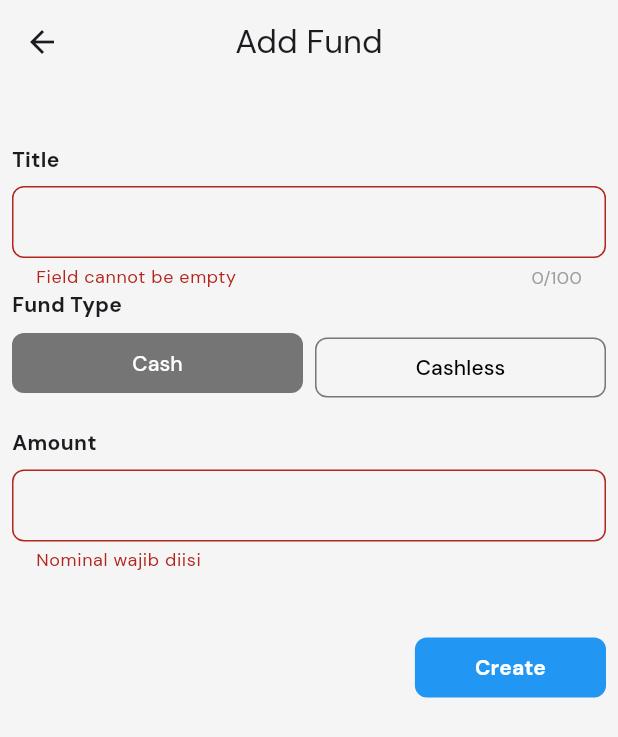
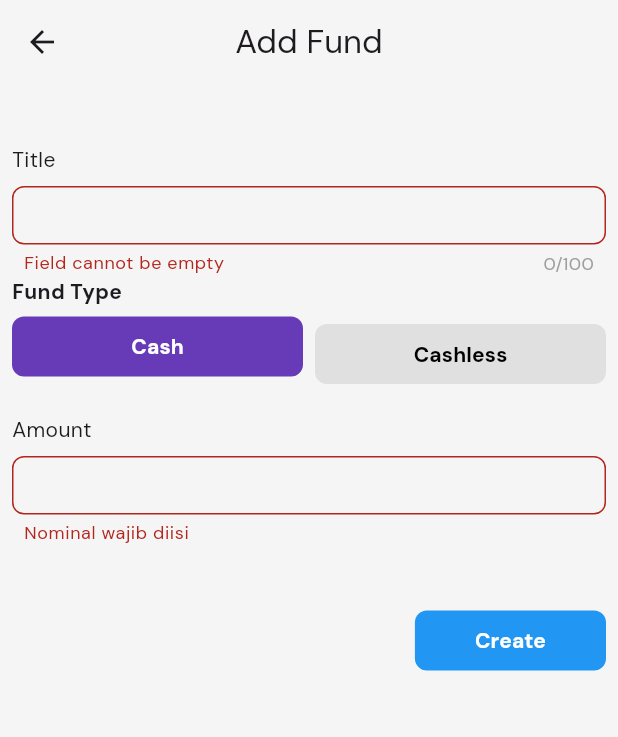
Before and after one commit to maouzal-pandu/Arus, a Flutter app: the AddFundView screen opened by its route, after a tap on "Create", on a phone screen of 412 x 824 dp. Shown: the top 737 px of the screen. Run offline on Flutter 3.47's test engine with Material 3 defaults, Android fonts, the phone set to English and light mode, and no system bars; our stand-ins replace drift, drift_flutter, get, google_fonts; accounts and stored records are empty; generated files the repository leaves out were written again.

Commit message:
style: change data form field and snackbar style

```diff
--- a/lib/app/components/data_form.dart
+++ b/lib/app/components/data_form.dart
@@ -4,22 +4,35 @@ import 'package:get/get.dart';
 Widget formInputFieldCol(String label, Widget inputField) => Column(
   crossAxisAlignment: CrossAxisAlignment.start,
   children: [
-    Text(label, style: TextStyle(fontWeight: FontWeight.bold)),
+    Text(label, style: TextStyle()),
     const SizedBox(height: 8),
     inputField,
   ],
 );
 
-InputDecoration formInputFieldDecoration() => InputDecoration(
-  isDense: true,
-  border: OutlineInputBorder(borderRadius: BorderRadius.circular(8)),
-);
+InputDecoration formInputFieldDecoration({bool isOptional = false}) =>
+    InputDecoration(
+      isDense: true,
+      isCollapsed: true,
+      contentPadding: EdgeInsets.symmetric(vertical: 7.5, horizontal: 4),
+      border: OutlineInputBorder(
+        borderRadius: BorderRadius.circular(8),
+        borderSide: BorderSide(color: Colors.grey),
+      ),
+      helper: isOptional
+          ? const Text(
+              'Optional',
+              style: TextStyle(color: Colors.grey, fontSize: 12),
+            )
+          : null,
+    );
 
 Widget formInputTypeRow<T>(
   Rx<T> selected,
   List<T> values,
   List<String> labels, {
   List<IconData>? icons,
+  List<Color>? colors,
 }) {
   assert(values.length == labels.length);
 
@@ -31,6 +44,7 @@ Widget formInputTypeRow<T>(
         void onTap() => selected.value = values[i];
         final label = labels[i];
         final icon = icons == null ? null : icons[i];
+        final color = colors != null ? colors[i] : null;
 
         return Expanded(
           child: isSelected
@@ -39,12 +53,15 @@ Widget formInputTypeRow<T>(
                   curve: Curves.easeOut,
                   transform: Matrix4.translationValues(
                     0,
-                    isSelected ? -3 : 0,
+                    isSelected ? -5 : 0,
                     0,
                   ),
                   child: FilledButton.icon(
                     onPressed: () => onTap,
-                    label: Text(label),
+                    label: Text(
+                      label,
+                      style: TextStyle(fontWeight: FontWeight.bold),
+                    ),
                     icon: icons == null ? const SizedBox.shrink() : Icon(icon),
                     style: ButtonStyle(
                       shape: WidgetStatePropertyAll(
@@ -53,7 +70,7 @@ Widget formInputTypeRow<T>(
                         ),
                       ),
                       backgroundColor: WidgetStatePropertyAll(
-                        Colors.grey.shade600,
+                        color ?? Colors.deepPurple,
                       ),
                     ),
                   ),
@@ -66,11 +83,20 @@ Widget formInputTypeRow<T>(
                     isSelected ? -3 : 0,
                     0,
                   ),
-                  child: OutlinedButton.icon(
+                  child: FilledButton.icon(
                     onPressed: onTap,
-                    label: Text(label, style: TextStyle(color: Colors.black)),
+                    label: Text(
+                      label,
+                      style: TextStyle(
+                        color: colors != null ? Colors.white : Colors.black,
+                        fontWeight: FontWeight.bold,
+                      ),
+                    ),
                     icon: icons == null ? const SizedBox.shrink() : Icon(icon),
                     style: ButtonStyle(
+                      backgroundColor: WidgetStatePropertyAll(
+                        color ?? Colors.grey.shade300,
+                      ),
                       shape: WidgetStatePropertyAll(
                         RoundedRectangleBorder(
                           borderRadius: BorderRadiusGeometry.circular(8),
--- a/lib/app/components/snackbar.dart
+++ b/lib/app/components/snackbar.dart
@@ -6,5 +6,6 @@ void showSnackbar(bool isTrue, String title, String message) {
     title,
     message,
     backgroundColor: isTrue ? Colors.blue : Colors.red,
+    colorText: const Color(0xffffffff),
   );
 }
```
